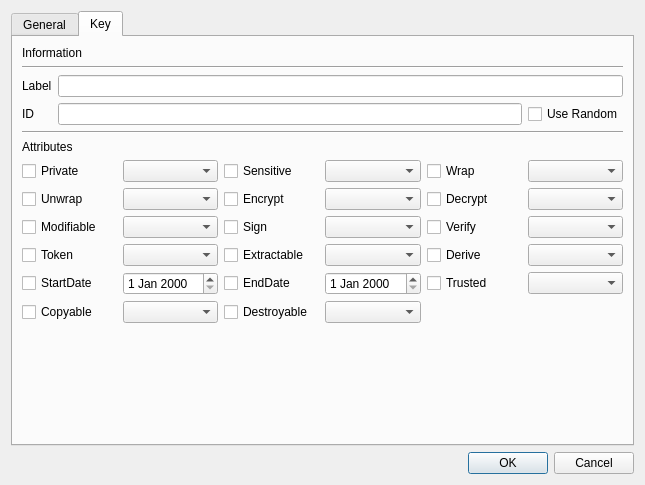
jykim74/CryptokiMan, file CryptokiMan/create_key_dlg.ui: the form before one commit.
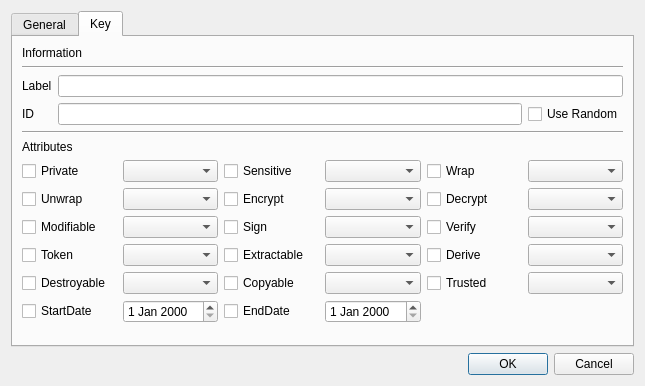
The form after the commit. The open tabs and pages were chosen to show the change.

What changed in the file:
```diff
--- a/CryptokiMan/create_key_dlg.ui
+++ b/CryptokiMan/create_key_dlg.ui
@@ -7,7 +7,7 @@
     <x>0</x>
     <y>0</y>
     <width>645</width>
-    <height>485</height>
+    <height>386</height>
    </rect>
   </property>
   <property name="windowTitle">
@@ -600,16 +600,6 @@
            </property>
           </widget>
          </item>
-         <item row="4" column="2">
-          <widget class="QCheckBox" name="mEndDateCheck">
-           <property name="text">
-            <string>EndDate</string>
-           </property>
-          </widget>
-         </item>
-         <item row="4" column="3">
-          <widget class="QDateEdit" name="mEndDateEdit"/>
-         </item>
          <item row="0" column="2">
           <widget class="QCheckBox" name="mSensitiveCheck">
            <property name="text">
@@ -671,16 +661,6 @@
          <item row="1" column="5">
           <widget class="QComboBox" name="mDecryptCombo"/>
          </item>
-         <item row="4" column="1">
-          <widget class="QDateEdit" name="mStartDateEdit"/>
-         </item>
-         <item row="4" column="0">
-          <widget class="QCheckBox" name="mStartDateCheck">
-           <property name="text">
-            <string>StartDate</string>
-           </property>
-          </widget>
-         </item>
          <item row="1" column="4">
           <widget class="QCheckBox" name="mDecryptCheck">
            <property name="text">
@@ -688,26 +668,46 @@
            </property>
           </widget>
          </item>
-         <item row="5" column="0">
-          <widget class="QCheckBox" name="mCopyableCheck">
-           <property name="text">
-            <string>Copyable</string>
-           </property>
-          </widget>
-         </item>
-         <item row="5" column="2">
+         <item row="4" column="0">
           <widget class="QCheckBox" name="mDestroyableCheck">
            <property name="text">
             <string>Destroyable</string>
            </property>
           </widget>
          </item>
-         <item row="5" column="1">
-          <widget class="QComboBox" name="mCopyableCombo"/>
-         </item>
-         <item row="5" column="3">
+         <item row="4" column="1">
           <widget class="QComboBox" name="mDestroyableCombo"/>
          </item>
+         <item row="5" column="2">
+          <widget class="QCheckBox" name="mEndDateCheck">
+           <property name="text">
+            <string>EndDate</string>
+           </property>
+          </widget>
+         </item>
+         <item row="5" column="3">
+          <widget class="QDateEdit" name="mEndDateEdit"/>
+         </item>
+         <item row="4" column="2">
+          <widget class="QCheckBox" name="mCopyableCheck">
+           <property name="text">
+            <string>Copyable</string>
+           </property>
+          </widget>
+         </item>
+         <item row="4" column="3">
+          <widget class="QComboBox" name="mCopyableCombo"/>
+         </item>
+         <item row="5" column="0">
+          <widget class="QCheckBox" name="mStartDateCheck">
+           <property name="text">
+            <string>StartDate</string>
+           </property>
+          </widget>
+         </item>
+         <item row="5" column="1">
+          <widget class="QDateEdit" name="mStartDateEdit"/>
+         </item>
         </layout>
        </item>
        <item>
```
Left out of the diff: 153 changed lines with no effect on the pictures.
